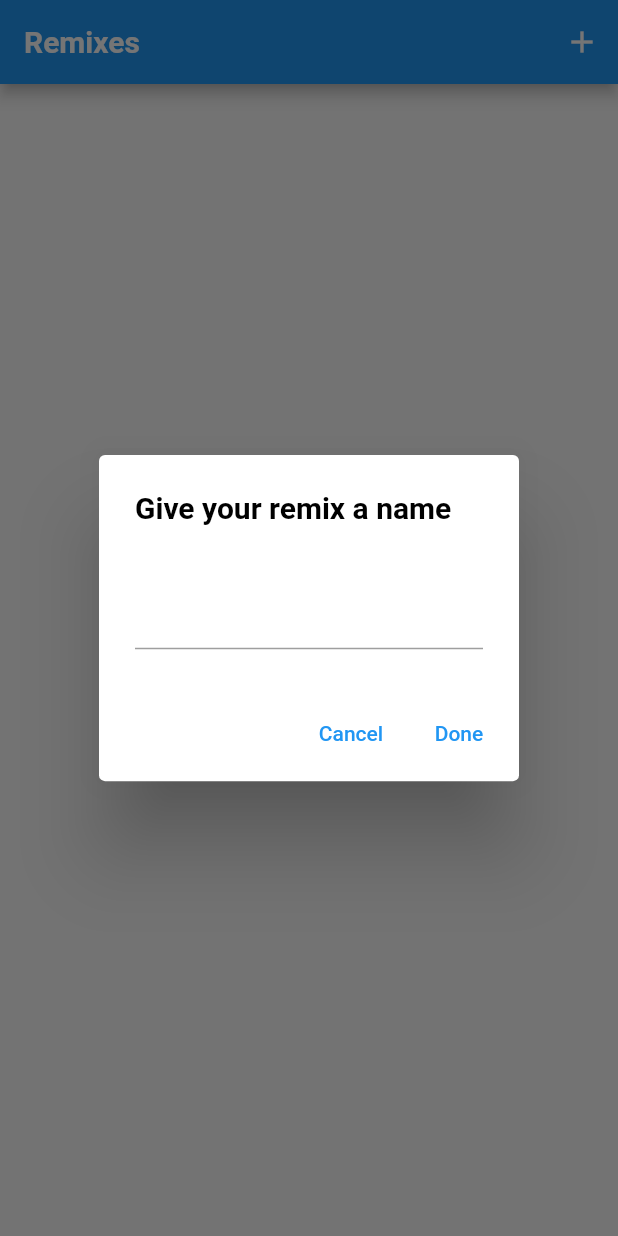
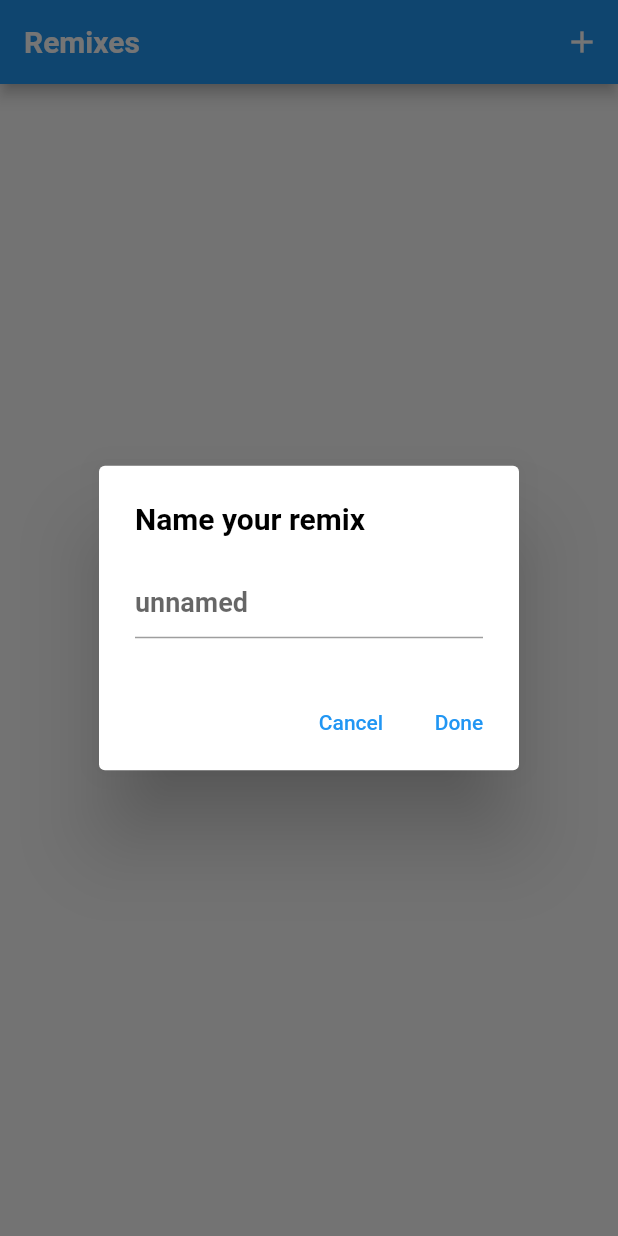
Before and after one commit to BigFlexLiu/ASMR-remixer, a Flutter app: the RemixPage screen opened directly, after a tap on the "add" icon, on a phone screen of 412 x 824 dp. Run offline on Flutter 3.47's test engine with Material 2 defaults, Android fonts, the light colour scheme and no system bars; our stand-ins replace audioplayers, carousel_slider, group_radio_button, shared_preferences; accounts and stored records are empty.

Commit message:
Fixed issue where name persists after a remix is made

```diff
--- a/lib/pages/remix_page.dart
+++ b/lib/pages/remix_page.dart
@@ -33,10 +33,9 @@ class _RemixPageState extends State<RemixPage> {
                     showDialog(
                       context: context,
                       builder: (context) => AlertDialog(
-                        title: const Text('Give your remix a name'),
+                        title: const Text('Name your remix'),
                         content: TextField(
-                          decoration: InputDecoration(
-                              labelText: newRemixName, hintText: 'unnamed'),
+                          decoration: InputDecoration(hintText: 'unnamed'),
                           onChanged: (value) {
                             setState(() {
                               newRemixName = value;
@@ -68,6 +67,10 @@ class _RemixPageState extends State<RemixPage> {
                                   (value) => bottomContext
                                       .read<SoundClips>()
                                       .remix = null);
+
+                              setState(() {
+                                newRemixName = "";
+                              });
                             },
                             child: const Text('Done'),
                           ),
```
